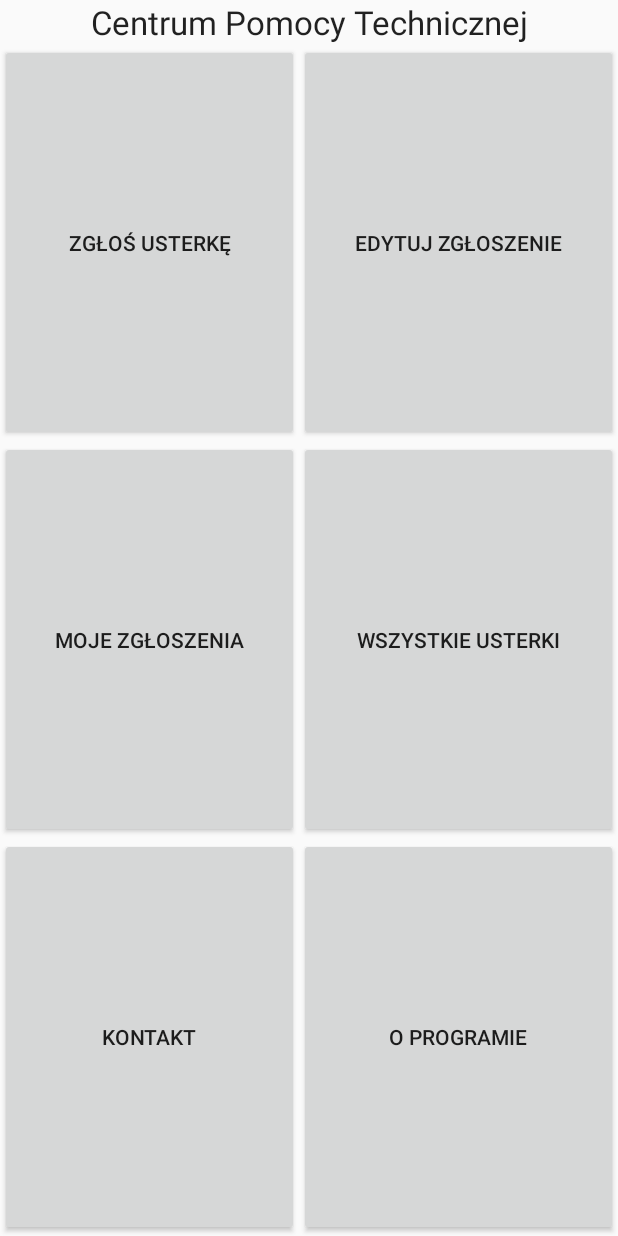
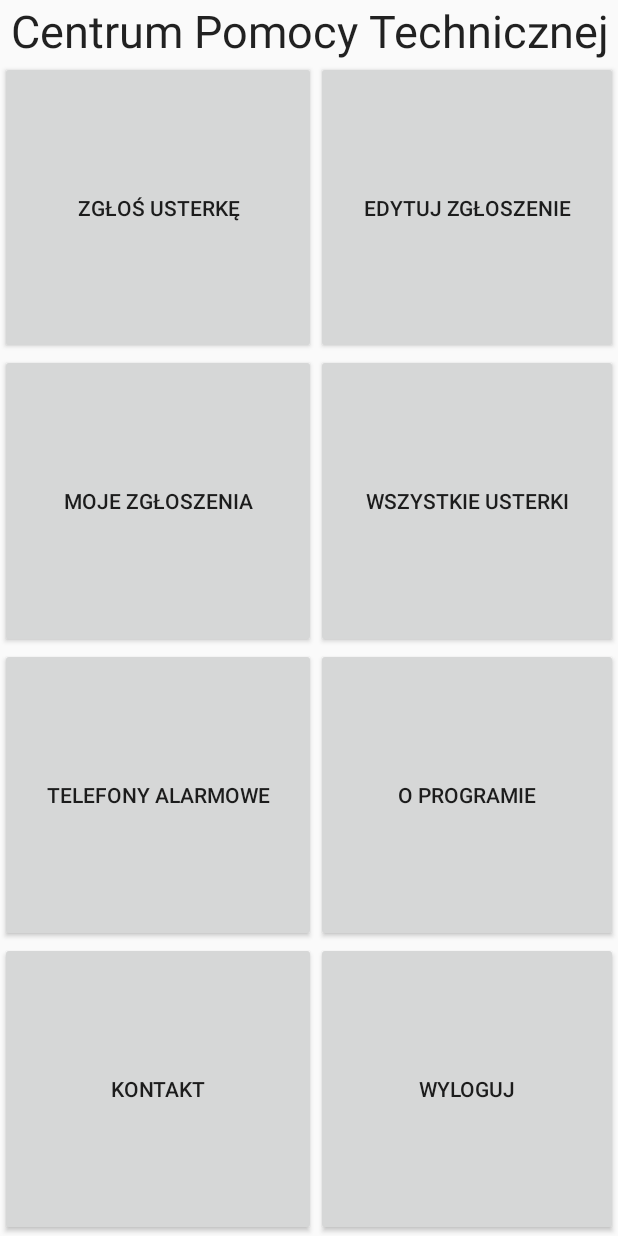
Before and after one commit to makiec7/CPT_MobileApp, an Android app: the MainActivity screen opened directly, with no data from a screen before it, on a phone screen of 412 x 824 dp. Run offline under Robolectric (Android 15) with nearby library versions, the light colour scheme and no system bars.

Commit message:
main layout updated

```diff
--- a/app/src/main/res/layout/activity_main.xml
+++ b/app/src/main/res/layout/activity_main.xml
@@ -13,6 +13,7 @@
         <TextView
             android:text="Centrum Pomocy Technicznej"
             android:textAppearance="?android:attr/textAppearanceLarge"
+            android:textSize="30dp"
             android:layout_width="match_parent"
             android:gravity="center"
             android:layout_height="wrap_content"
@@ -48,12 +49,20 @@
                 android:layout_weight="1"
                 android:padding="3px" />
             <Button
+                android:text="Telefony alarmowe"
+                android:layout_width="match_parent"
+                android:layout_height="wrap_content"
+                android:id="@+id/btn_alarms"
+                android:layout_weight="1"
+                android:padding="3px" />
+            <Button
                 android:text="Kontakt"
                 android:layout_width="match_parent"
                 android:layout_height="wrap_content"
                 android:id="@+id/btn_contact"
                 android:layout_weight="1"
                 android:padding="3px" />
+
         </LinearLayout>
         <LinearLayout
             android:id="@+id/menu2"
@@ -83,6 +92,13 @@
                 android:id="@+id/btn_about"
                 android:padding="3px"
                 android:layout_weight="1" />
+            <Button
+                android:text="Wyloguj"
+                android:layout_width="match_parent"
+                android:layout_height="wrap_content"
+                android:id="@+id/btn_logout"
+                android:layout_weight="1"
+                android:padding="3px" />
         </LinearLayout>
      </LinearLayout>
 </RelativeLayout>
```
